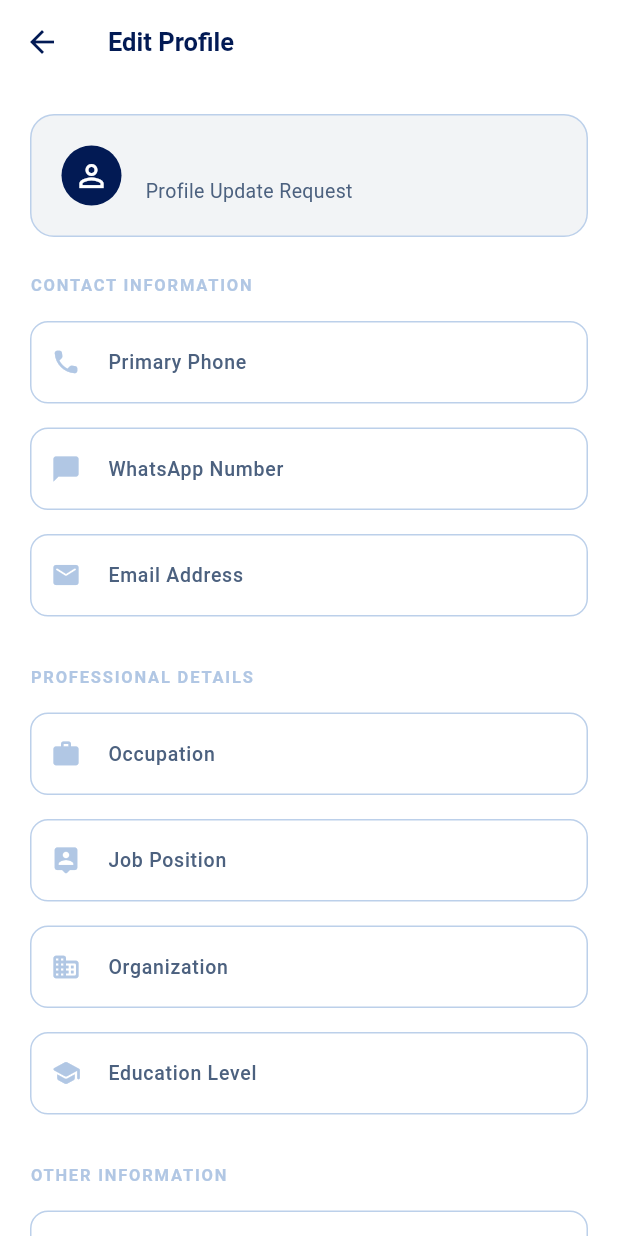
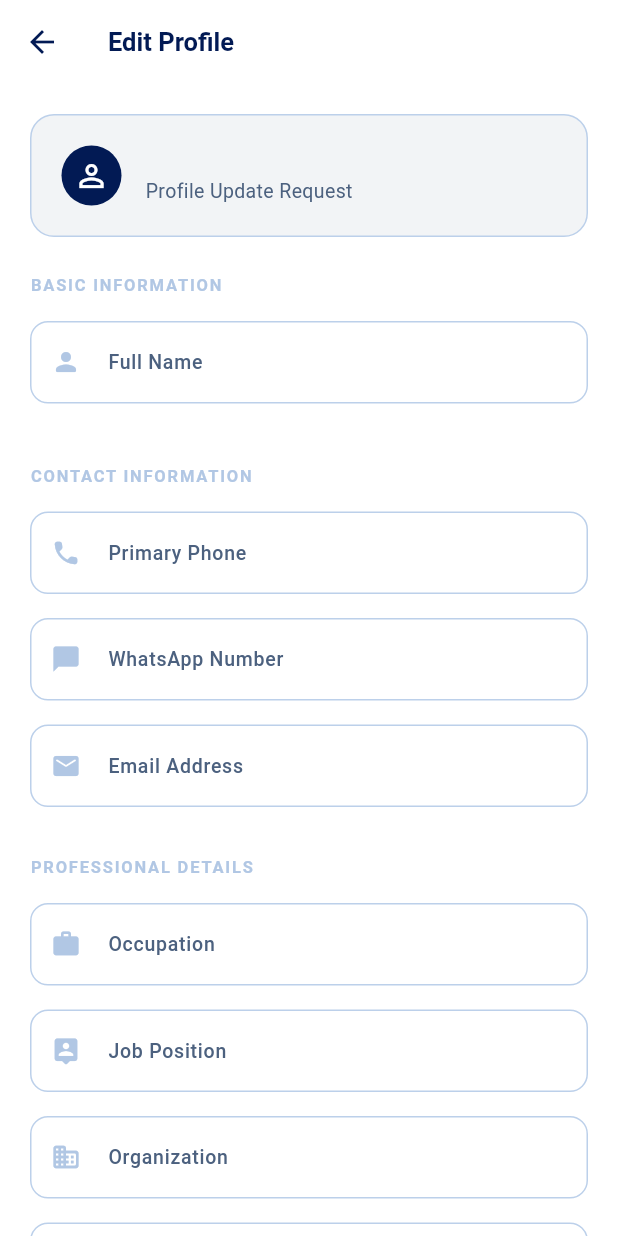
Before and after one commit to TAFCS/tafs-flutter, a Flutter app: the EditGuardianPage screen opened directly with empty values, on a phone screen of 412 x 824 dp. Run offline on Flutter 3.47's test engine with Material 3 defaults, Android fonts, the phone set to English and light mode, and no system bars; our stand-ins replace audioplayers, dartz, dio, equatable, file_picker, firebase_core and 15 more; missing offline and left inert: flutter_app_badger, flutter_file_dialog, record; accounts and stored records are empty; network calls fail.

Commit message:
feat: add full name field and numeric input validation to guardian edit page, and remove active status indicator from family profile page

```diff
--- a/tafs_flutter/lib/features/profile/presentation/edit_guardian_page.dart
+++ b/tafs_flutter/lib/features/profile/presentation/edit_guardian_page.dart
@@ -1,4 +1,5 @@
 import 'package:flutter/material.dart';
+import 'package:flutter/services.dart';
 import 'package:flutter_bloc/flutter_bloc.dart';
 
 import '../../../core/theme/app_theme.dart';
@@ -20,6 +21,7 @@ class EditGuardianPage extends StatefulWidget {
 
 class _EditGuardianPageState extends State<EditGuardianPage> {
   final _formKey = GlobalKey<FormState>();
+  late TextEditingController _nameController;
   late TextEditingController _phoneController;
   late TextEditingController _whatsappController;
   late TextEditingController _emailController;
@@ -33,6 +35,7 @@ class _EditGuardianPageState extends State<EditGuardianPage> {
   @override
   void initState() {
     super.initState();
+    _nameController = TextEditingController(text: widget.guardian.name);
     _phoneController = TextEditingController(text: widget.guardian.phone);
     _whatsappController = TextEditingController(text: widget.guardian.whatsapp);
     _emailController = TextEditingController(text: widget.guardian.email);
@@ -46,6 +49,7 @@ class _EditGuardianPageState extends State<EditGuardianPage> {
 
   @override
   void dispose() {
+    _nameController.dispose();
     _phoneController.dispose();
     _whatsappController.dispose();
     _emailController.dispose();
@@ -75,6 +79,7 @@ class _EditGuardianPageState extends State<EditGuardianPage> {
       changes[key] = normalizedNext;
     }
 
+    addIfChanged('full_name', widget.guardian.name, _nameController.text);
     addIfChanged('primary_phone', widget.guardian.phone, _phoneController.text);
     addIfChanged('whatsapp_number', widget.guardian.whatsapp, _whatsappController.text);
     addIfChanged('email_address', widget.guardian.email, _emailController.text);
@@ -176,6 +181,17 @@ class _EditGuardianPageState extends State<EditGuardianPage> {
                     ),
                     const SizedBox(height: AppTheme.space6),
                     Text(
+                      'BASIC INFORMATION',
+                      style: Theme.of(context).textTheme.labelSmall?.copyWith(
+                            color: AppTheme.blue200,
+                            fontWeight: FontWeight.bold,
+                            letterSpacing: 1.2,
+                          ),
+                    ),
+                    const SizedBox(height: AppTheme.space4),
+                    _buildTextField(_nameController, 'Full Name', Icons.person_rounded),
+                    const SizedBox(height: AppTheme.space6),
+                    Text(
                       'CONTACT INFORMATION',
                       style: Theme.of(context).textTheme.labelSmall?.copyWith(
                             color: AppTheme.blue200,
@@ -184,8 +200,20 @@ class _EditGuardianPageState extends State<EditGuardianPage> {
                           ),
                     ),
                     const SizedBox(height: AppTheme.space4),
-                    _buildTextField(_phoneController, 'Primary Phone', Icons.phone_rounded),
-                    _buildTextField(_whatsappController, 'WhatsApp Number', Icons.chat_bubble_rounded),
+                    _buildTextField(
+                      _phoneController,
+                      'Primary Phone',
+                      Icons.phone_rounded,
+                      keyboardType: TextInputType.phone,
+                      inputFormatters: [FilteringTextInputFormatter.allow(RegExp(r'[0-9+]'))],
+                    ),
+                    _buildTextField(
+                      _whatsappController,
+                      'WhatsApp Number',
+                      Icons.chat_bubble_rounded,
+                      keyboardType: TextInputType.phone,
+                      inputFormatters: [FilteringTextInputFormatter.allow(RegExp(r'[0-9+]'))],
+                    ),
                     _buildTextField(_emailController, 'Email Address', Icons.email_rounded),
                     const SizedBox(height: AppTheme.space4),
                     Text(
@@ -211,7 +239,13 @@ class _EditGuardianPageState extends State<EditGuardianPage> {
                           ),
                     ),
                     const SizedBox(height: AppTheme.space4),
-                    _buildTextField(_cnicController, 'CNIC Number', Icons.badge_rounded),
+                    _buildTextField(
+                      _cnicController,
+                      'CNIC Number',
+                      Icons.badge_rounded,
+                      keyboardType: TextInputType.phone,
+                      inputFormatters: [FilteringTextInputFormatter.allow(RegExp(r'[0-9-]'))],
+                    ),
                     _buildTextField(_addressController, 'Home Address', Icons.location_on_rounded, maxLines: 2),
                     const SizedBox(height: AppTheme.space8),
                     SizedBox(
@@ -248,12 +282,16 @@ class _EditGuardianPageState extends State<EditGuardianPage> {
     String label,
     IconData icon, {
     int maxLines = 1,
+    TextInputType? keyboardType,
+    List<TextInputFormatter>? inputFormatters,
   }) {
     return Padding(
       padding: const EdgeInsets.only(bottom: AppTheme.space4),
       child: TextFormField(
         controller: controller,
         maxLines: maxLines,
+        keyboardType: keyboardType,
+        inputFormatters: inputFormatters,
         style: const TextStyle(fontWeight: FontWeight.w600, color: AppTheme.navy),
         decoration: InputDecoration(
           labelText: label,
--- a/tafs_flutter/lib/features/profile/presentation/family_profile_page.dart
+++ b/tafs_flutter/lib/features/profile/presentation/family_profile_page.dart
@@ -392,7 +392,7 @@ class _StudentInfoCard extends StatelessWidget {
       decoration: BoxDecoration(
         color: AppTheme.white,
         borderRadius: BorderRadius.circular(AppTheme.radiusLg),
-        border: Border.all(color: isActive ? AppTheme.navy : AppTheme.blue100, width: isActive ? 1.5 : 1.0),
+        border: Border.all(color: AppTheme.blue100, width: 1.0),
         boxShadow: AppTheme.shadowSm,
       ),
       child: InkWell(
@@ -439,15 +439,7 @@ class _StudentInfoCard extends StatelessWidget {
                       ],
                     ),
                   ),
-                  if (isActive)
-                    Container(
-                      padding: const EdgeInsets.symmetric(horizontal: 8, vertical: 4),
-                      decoration: BoxDecoration(
-                        color: AppTheme.navy.withValues(alpha: 0.1),
-                        borderRadius: BorderRadius.circular(AppTheme.radiusXs),
-                      ),
-                      child: const Text('ACTIVE', style: TextStyle(color: AppTheme.navy, fontSize: 10, fontWeight: FontWeight.bold)),
-                    ),
+
                   const SizedBox(width: AppTheme.space2),
                   const Icon(Icons.arrow_forward_ios_rounded, size: 14, color: AppTheme.blue100),
                 ],
```
